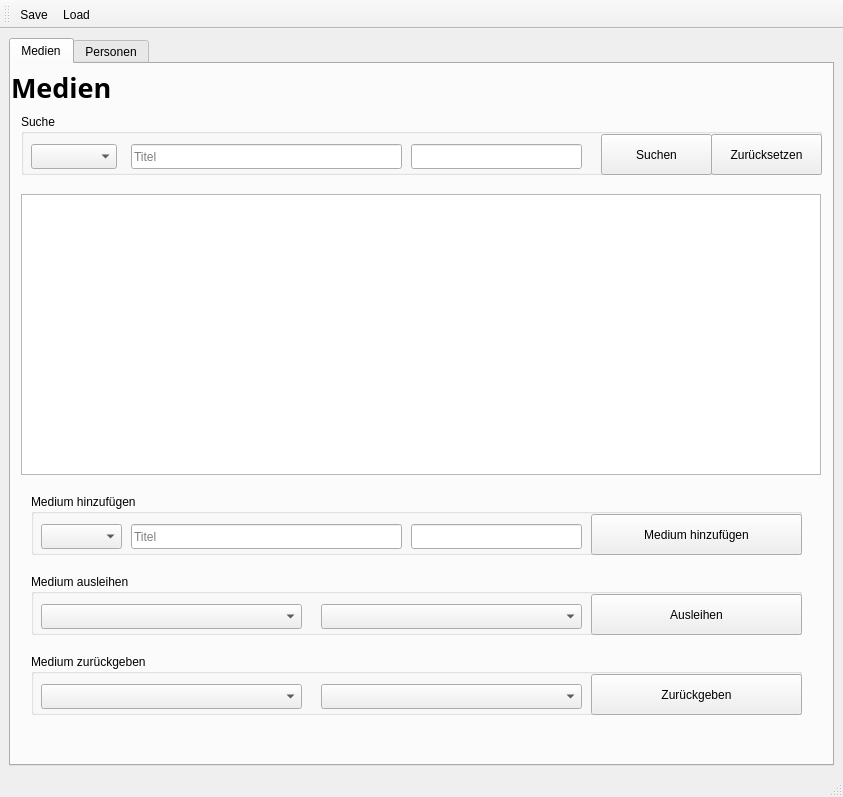
First picture: the form in medienverwaltung.ui, repository SimonFliegel/cpp-beleg, before the edit.
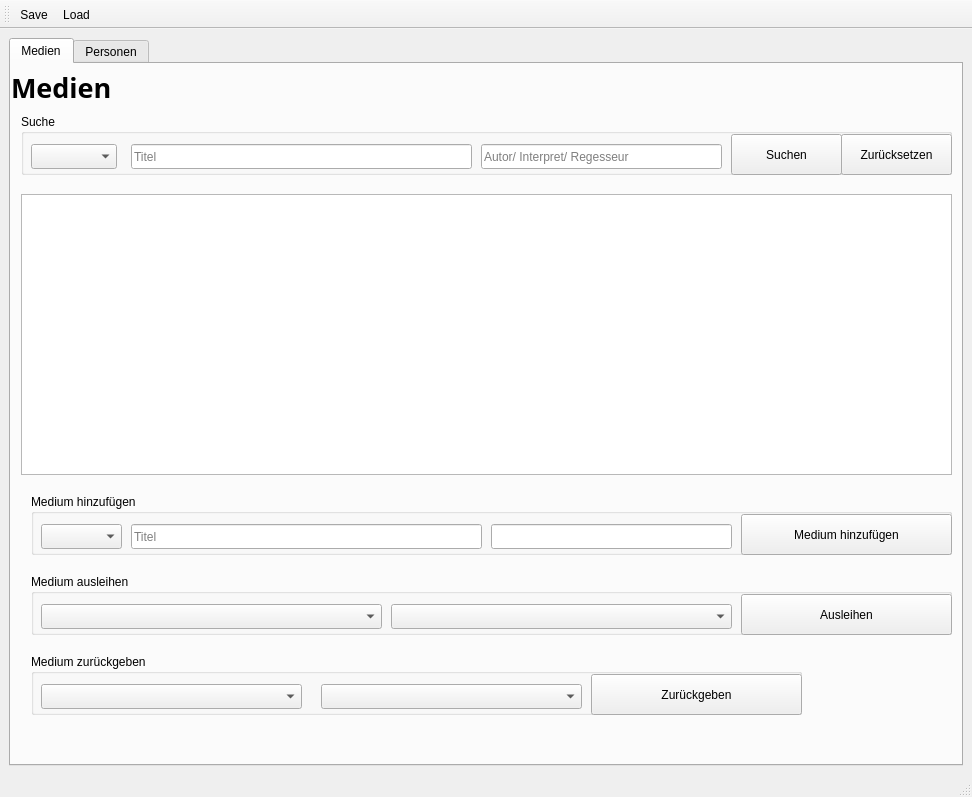
Second picture: the form after the edit. Icons and pictures are not drawn.

Patch:
```diff
--- a/medienverwaltung.ui
+++ b/medienverwaltung.ui
@@ -6,7 +6,7 @@
    <rect>
     <x>0</x>
     <y>0</y>
-    <width>843</width>
+    <width>972</width>
     <height>797</height>
    </rect>
   </property>
@@ -58,7 +58,7 @@
          <rect>
           <x>20</x>
           <y>430</y>
-          <width>771</width>
+          <width>921</width>
           <height>61</height>
          </rect>
         </property>
@@ -80,7 +80,7 @@
           <rect>
            <x>100</x>
            <y>30</y>
-           <width>271</width>
+           <width>351</width>
            <height>25</height>
           </rect>
          </property>
@@ -91,7 +91,7 @@
         <widget class="QPushButton" name="btn_addMedia">
          <property name="geometry">
           <rect>
-           <x>560</x>
+           <x>710</x>
            <y>20</y>
            <width>211</width>
            <height>41</height>
@@ -104,9 +104,9 @@
         <widget class="QLineEdit" name="lE_addMedia_creator">
          <property name="geometry">
           <rect>
-           <x>380</x>
+           <x>460</x>
            <y>30</y>
-           <width>171</width>
+           <width>241</width>
            <height>25</height>
           </rect>
          </property>
@@ -117,7 +117,7 @@
          <rect>
           <x>10</x>
           <y>130</y>
-          <width>800</width>
+          <width>931</width>
           <height>281</height>
          </rect>
         </property>
@@ -127,7 +127,7 @@
          <rect>
           <x>10</x>
           <y>50</y>
-          <width>801</width>
+          <width>931</width>
           <height>61</height>
          </rect>
         </property>
@@ -149,7 +149,7 @@
           <rect>
            <x>110</x>
            <y>30</y>
-           <width>271</width>
+           <width>341</width>
            <height>25</height>
           </rect>
          </property>
@@ -160,17 +160,20 @@
         <widget class="QLineEdit" name="lE_searchMedia_creator">
          <property name="geometry">
           <rect>
-           <x>390</x>
+           <x>460</x>
            <y>30</y>
-           <width>171</width>
+           <width>241</width>
            <height>25</height>
           </rect>
          </property>
+         <property name="placeholderText">
+          <string>Autor/ Interpret/ Regesseur</string>
+         </property>
         </widget>
         <widget class="QPushButton" name="btn_searchMedia">
          <property name="geometry">
           <rect>
-           <x>580</x>
+           <x>710</x>
            <y>20</y>
            <width>111</width>
            <height>41</height>
@@ -183,7 +186,7 @@
         <widget class="QPushButton" name="btn_resetSearchMedia">
          <property name="geometry">
           <rect>
-           <x>690</x>
+           <x>820</x>
            <y>20</y>
            <width>111</width>
            <height>41</height>
@@ -199,7 +202,7 @@
          <rect>
           <x>20</x>
           <y>510</y>
-          <width>771</width>
+          <width>921</width>
           <height>61</height>
          </rect>
         </property>
@@ -209,7 +212,7 @@
         <widget class="QPushButton" name="btn_lendMedia">
          <property name="geometry">
           <rect>
-           <x>560</x>
+           <x>710</x>
            <y>20</y>
            <width>211</width>
            <height>41</height>
@@ -222,9 +225,9 @@
         <widget class="QComboBox" name="cB_lendMedia_media">
          <property name="geometry">
           <rect>
-           <x>290</x>
+           <x>360</x>
            <y>30</y>
-           <width>261</width>
+           <width>341</width>
            <height>25</height>
           </rect>
          </property>
@@ -234,7 +237,7 @@
           <rect>
            <x>10</x>
            <y>30</y>
-           <width>261</width>
+           <width>341</width>
            <height>25</height>
           </rect>
          </property>
```
Left out of the diff: 2 changed lines with no effect on the pictures.
